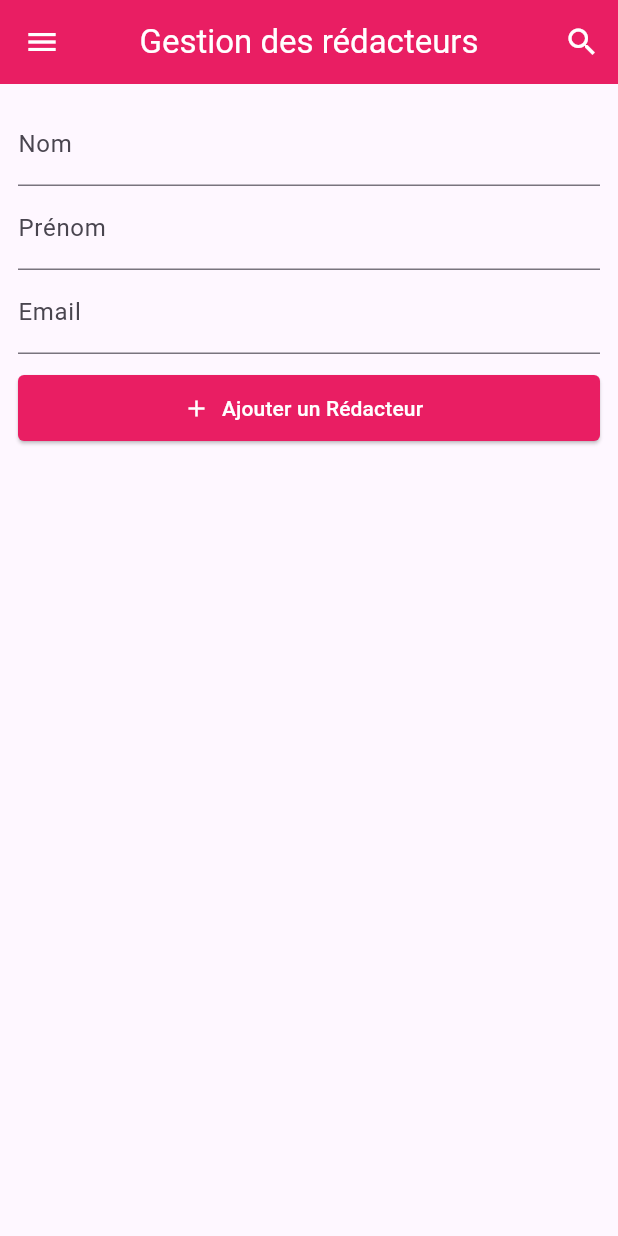
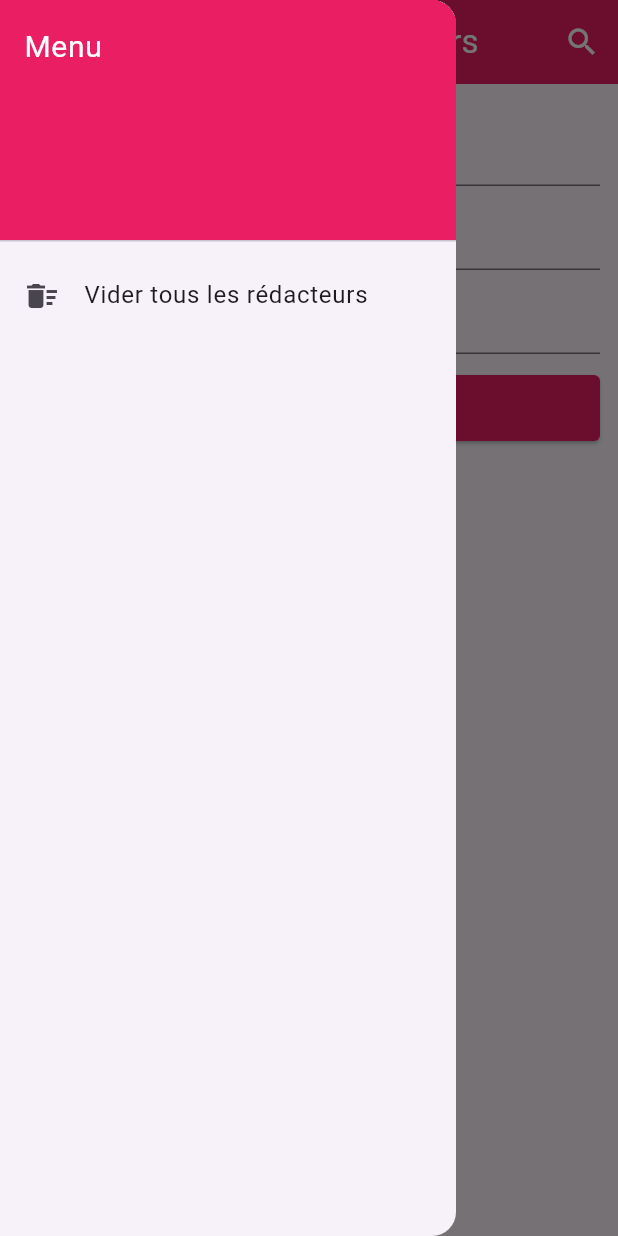
Before and after one commit to DavFilsDev/magazine-infos, a Flutter app: the screen it shows after launch, with the side drawer open (before the commit the screen has no drawer), on a phone screen of 412 x 824 dp. Run offline on Flutter 3.47's test engine with Material 3 defaults, Android fonts, the phone set to English and light mode, and no system bars; our stand-ins replace sqflite; accounts and stored records are empty.

Commit message:
feat(ui): add drawer with clear-all redacteurs action

```diff
--- a/lib/services/database_manager.dart
+++ b/lib/services/database_manager.dart
@@ -55,4 +55,9 @@ class DatabaseManager {
     final db = await database;
     return await db.delete('redacteurs', where: 'id = ?', whereArgs: [id]);
   }
+
+  Future<void> deleteAllRedacteurs() async {
+    final db = await database;
+    await db.delete('redacteurs');
+  }
 }
--- a/lib/views/redacteur_interface.dart
+++ b/lib/views/redacteur_interface.dart
@@ -26,7 +26,12 @@ class _RedacteurInterfaceState extends State<RedacteurInterface> {
       appBar: AppBar(
         backgroundColor: Colors.pink,
         foregroundColor: Colors.white,
-        leading: IconButton(icon: const Icon(Icons.menu), onPressed: () {}),
+        leading: Builder(
+          builder: (context) => IconButton(
+            icon: const Icon(Icons.menu),
+            onPressed: () => Scaffold.of(context).openDrawer(),
+          ),
+        ),
         title: _rechercheActive
             ? TextField(
                 controller: _rechercheController,
@@ -113,6 +118,25 @@ class _RedacteurInterfaceState extends State<RedacteurInterface> {
                   );
                 },
               ),
+            ),
+          ],
+        ),
+      ),
+      drawer: Drawer(
+        child: ListView(
+          padding: EdgeInsets.zero,
+          children: [
+            const DrawerHeader(
+              decoration: BoxDecoration(color: Colors.pink),
+              child: Text(
+                'Menu',
+                style: TextStyle(color: Colors.white, fontSize: 20),
+              ),
+            ),
+            ListTile(
+              leading: const Icon(Icons.delete_sweep),
+              title: const Text('Vider tous les rédacteurs'),
+              onTap: _viderTousLesRedacteurs,
             ),
           ],
         ),
@@ -261,4 +285,32 @@ class _RedacteurInterfaceState extends State<RedacteurInterface> {
       SnackBar(content: Text(message), duration: const Duration(seconds: 2)),
     );
   }
+
+  Future<void> _viderTousLesRedacteurs() async {
+    Navigator.pop(context); // ferme le Drawer
+    await showDialog(
+      context: context,
+      builder: (context) => AlertDialog(
+        title: const Text('Vider la liste'),
+        content: const Text(
+          'Voulez-vous vraiment supprimer tous les rédacteurs ?',
+        ),
+        actions: [
+          TextButton(
+            onPressed: () => Navigator.pop(context),
+            child: const Text('Annuler'),
+          ),
+          TextButton(
+            onPressed: () async {
+              await _dbManager.deleteAllRedacteurs();
+              await _chargerRedacteurs();
+              if (context.mounted) Navigator.pop(context);
+              _afficherMessage('Liste vidée');
+            },
+            child: const Text('Vider'),
+          ),
+        ],
+      ),
+    );
+  }
 }
```
